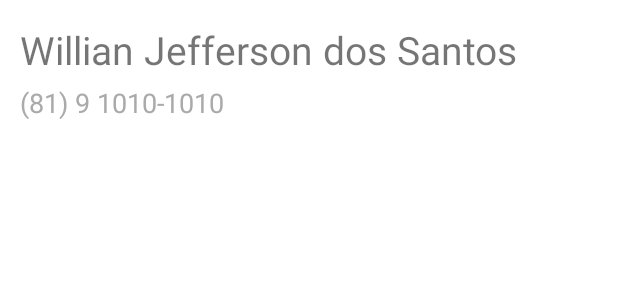
After one commit to billjsan/Android, an Android app: the layout item_lista_aluno.xml on its own in the app's theme, with its tools: preview values and no code run, on a phone screen of 412 x 824 dp. The commit adds this screen. Shown: the top 300 px of the screen. Run offline under Robolectric (Android 15) with nearby library versions, the phone set to English and light mode, and no system bars.

```diff
--- a/Android_1/app/src/main/java/com/curso/myapplication/model/Aluno.java
+++ b/Android_1/app/src/main/java/com/curso/myapplication/model/Aluno.java
@@ -2,6 +2,8 @@ package com.curso.myapplication.model;
 
 import android.os.Parcel;
 import android.os.Parcelable;
+
+import androidx.annotation.NonNull;
 
 public class Aluno implements Parcelable {
 
@@ -53,6 +55,7 @@ public class Aluno implements Parcelable {
         return email;
     }
 
+    @NonNull
     @Override
     public String toString() {
         return nome;
@@ -65,10 +68,9 @@ public class Aluno implements Parcelable {
 
     @Override
     public void writeToParcel(Parcel parcel, int i) {
-
         parcel.writeString(nome);
+        parcel.writeString(telefone);
         parcel.writeString(email);
-        parcel.writeString(telefone);
         parcel.writeInt(id);
     }
 
--- a/Android_1/app/src/main/java/com/curso/myapplication/model/AlunoDAO.java
+++ b/Android_1/app/src/main/java/com/curso/myapplication/model/AlunoDAO.java
@@ -2,7 +2,6 @@ package com.curso.myapplication.model;
 
 import android.util.Log;
 
-import com.curso.myapplication.ui.ActivityListaAlunos;
 
 import java.util.ArrayList;
 import java.util.List;
@@ -15,6 +14,7 @@ public class AlunoDAO {
     private static int idDoAluno = 1;
 
     public void salva(Aluno aluno) {
+        if (isLoggable) Log.d(TAG, "onSalva");
         aluno.setId(idDoAluno);
         alunos.add(aluno);
         idDoAluno++;
@@ -25,9 +25,10 @@ public class AlunoDAO {
      * caso o aluno exista na lista de alunos e nao seja nulo
      * ele sera substituido pelo aluno recebido
      *
-     * @param aluno
+     *
      */
     public void edita(Aluno aluno) {
+        if (isLoggable) Log.d(TAG, "onEdita");
         Aluno alunoEncontrado = null;
 
         for (Aluno alunoNaListaDeAlunos : alunos) {
--- a/Android_1/app/src/main/res/layout/activity_lista_alunos.xml
+++ b/Android_1/app/src/main/res/layout/activity_lista_alunos.xml
@@ -15,7 +15,8 @@
         android:layout_margin="16dp"
         android:clickable="true"
         android:focusable="true"
-        app:srcCompat="@drawable/ic_action_adiciona_pessoa" />
+        app:srcCompat="@drawable/ic_action_adiciona_pessoa"
+        android:contentDescription="@string/descricao_botao_add_aluno" />
 
     <ListView
         android:id="@+id/main_activity_lista_de_alunos"
--- /dev/null
+++ b/Android_1/app/src/main/res/layout/item_lista_aluno.xml
@@ -0,0 +1,37 @@
+<?xml version="1.0" encoding="utf-8"?>
+<androidx.constraintlayout.widget.ConstraintLayout xmlns:android="http://schemas.android.com/apk/res/android"
+    xmlns:app="http://schemas.android.com/apk/res-auto"
+    xmlns:tools="http://schemas.android.com/tools"
+    android:layout_width="match_parent"
+    android:layout_height="wrap_content">
+
+    <TextView
+        android:id="@+id/tv_nome_aluno"
+        android:layout_width="wrap_content"
+        android:layout_height="match_parent"
+        android:layout_margin="10dp"
+        android:textSize="26sp"
+        app:layout_constraintBottom_toBottomOf="parent"
+        app:layout_constraintEnd_toEndOf="parent"
+        app:layout_constraintHorizontal_bias="0.05"
+        app:layout_constraintStart_toStartOf="parent"
+        app:layout_constraintTop_toTopOf="parent"
+        app:layout_constraintVertical_bias="0.15"
+        tools:text="Willian Jefferson dos Santos" />
+
+    <TextView
+        android:id="@+id/tv_telefone_aluno"
+        android:layout_width="wrap_content"
+        android:layout_height="wrap_content"
+        android:layout_marginTop="5dp"
+        android:layout_marginBottom="10dp"
+        android:textColor="@android:color/darker_gray"
+        android:textSize="18sp"
+        app:layout_constraintBottom_toBottomOf="parent"
+        app:layout_constraintEnd_toEndOf="parent"
+        app:layout_constraintHorizontal_bias="0.0"
+        app:layout_constraintStart_toStartOf="@+id/tv_nome_aluno"
+        app:layout_constraintTop_toBottomOf="@id/tv_nome_aluno"
+        tools:text="(81) 9 1010-1010" />
+
+</androidx.constraintlayout.widget.ConstraintLayout>
```
Also changed, not shown: Android_1/app/src/main/java/com/curso/myapplication/ui/ActivityCadastroAlunos.java (+19 -18 lines), Android_1/app/src/main/java/com/curso/myapplication/ui/ActivityListaAlunos.java (+36 -23 lines), Android_1/app/src/main/java/com/curso/myapplication/ui/ListaAdapter.java (added, +71 -0 lines), Android_1/app/src/main/res/layout/activity_cadastro_alunos.xml (+6 -3 lines), Android_1/app/src/main/res/values/strings.xml (+9 -0 lines), Android_1/app/src/main/res/drawable/ic_launcher_foreground.xml (renamed from Android_1/app/src/main/res/drawable-v24/ic_launcher_foreground.xml), 4 other files.
